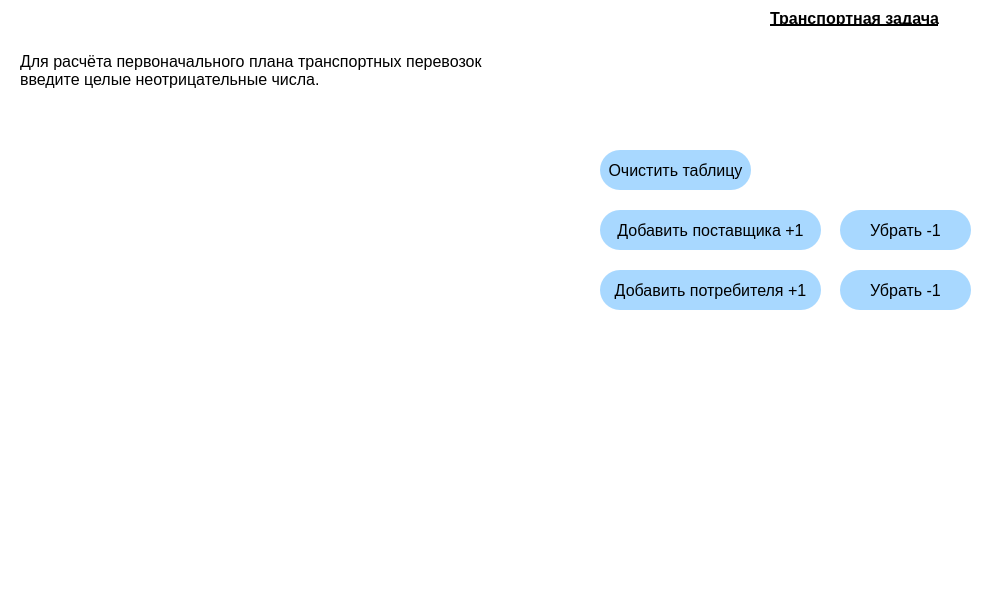
Above: transport_task/widget.ui from origiboy/mai_practice before the change. Below: the same form after it.
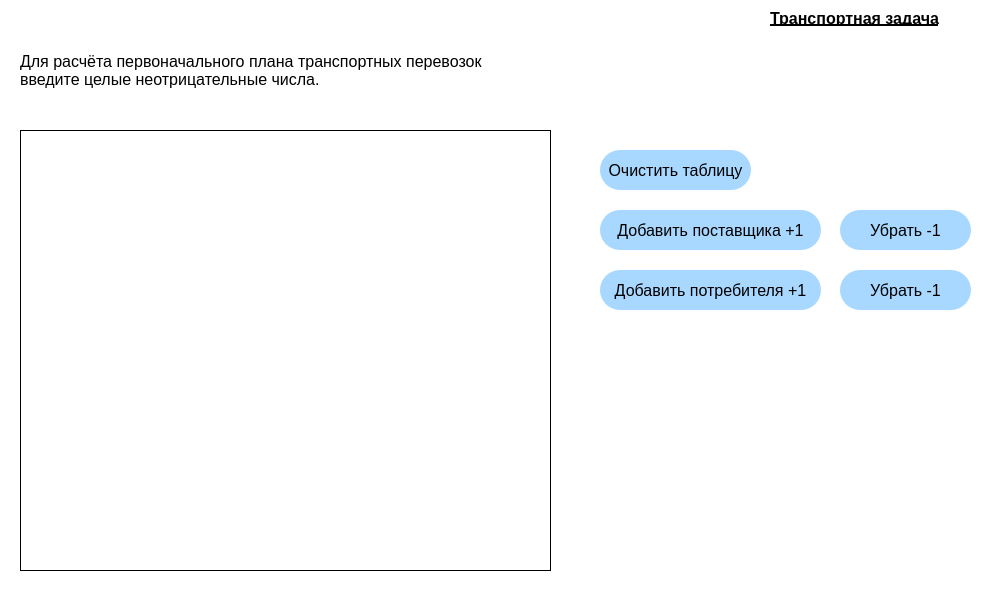
That is the form after the change. Icons and pictures are not drawn.

Commit message: Добавлена таблица по макету через grid

The edit to the form file:
```diff
--- a/transport_task/widget.ui
+++ b/transport_task/widget.ui
@@ -91,17 +91,6 @@
     <number>0</number>
    </property>
   </widget>
-  <widget class="QWidget" name="gridLayoutWidget">
-   <property name="geometry">
-    <rect>
-     <x>20</x>
-     <y>150</y>
-     <width>511</width>
-     <height>441</height>
-    </rect>
-   </property>
-   <layout class="QGridLayout" name="gridLayout"/>
-  </widget>
   <widget class="QPushButton" name="pushButtonClear">
    <property name="geometry">
     <rect>
@@ -294,6 +283,25 @@
     <string>Убрать -1</string>
    </property>
   </widget>
+  <widget class="QGraphicsView" name="graphicsView">
+   <property name="geometry">
+    <rect>
+     <x>20</x>
+     <y>130</y>
+     <width>531</width>
+     <height>441</height>
+    </rect>
+   </property>
+   <property name="font">
+    <font>
+     <family>Segoe UI</family>
+     <pointsize>10</pointsize>
+    </font>
+   </property>
+   <property name="styleSheet">
+    <string notr="true">border: 1px solid black;</string>
+   </property>
+  </widget>
  </widget>
  <resources/>
  <connections/>
```
The commit also changes 7 other files.
